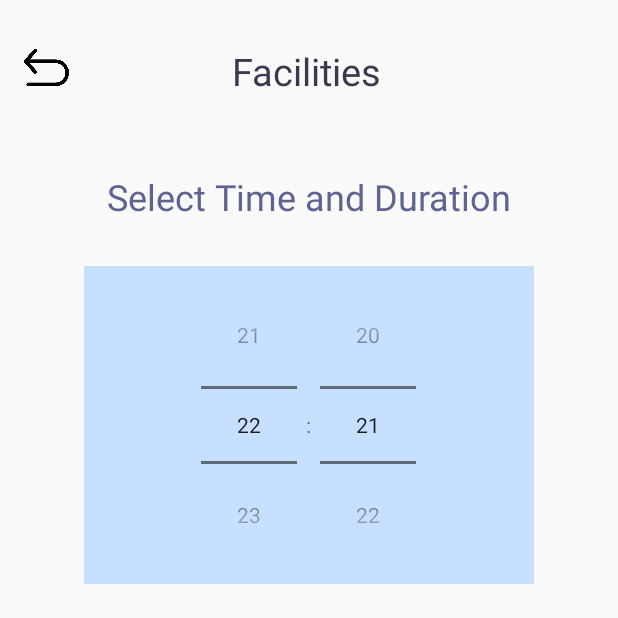
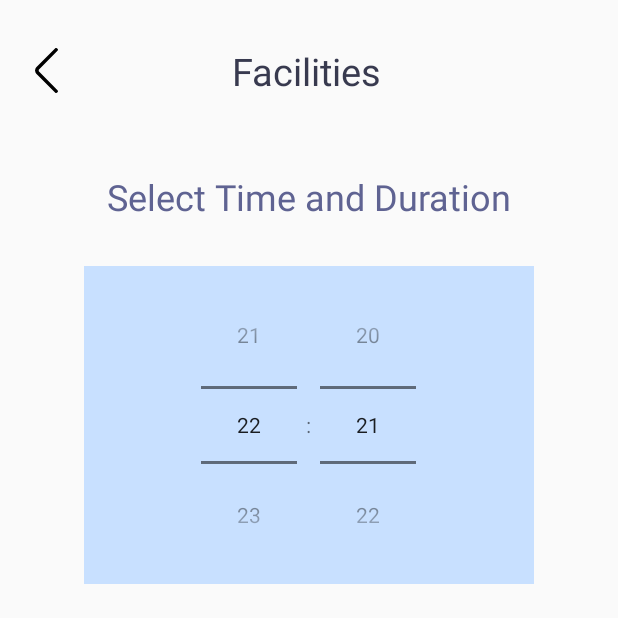
Before and after one commit to JiaweiGit1999/FPY, an Android app: the Time_facility screen opened directly, with no data from a screen before it, on a phone screen of 412 x 824 dp, the top half of it. Run offline under Robolectric (Android 15) with nearby library versions, the light colour scheme and no system bars.

Commit message:
Update activity_time_facility.xml

```diff
--- a/app/src/main/res/layout/activity_time_facility.xml
+++ b/app/src/main/res/layout/activity_time_facility.xml
@@ -23,9 +23,11 @@
                 android:id="@+id/back_button"
                 android:layout_width="30dp"
                 android:layout_height="30dp"
-                android:src="@drawable/undo"
-                android:layout_marginTop="30dp"
+                android:layout_marginTop="32dp"
+                android:rotation="90"
+                android:src="@drawable/down_arrow"
                 android:visibility="visible" />
+
             <TextView
                 android:layout_width="match_parent"
                 android:layout_height="wrap_content"
```
